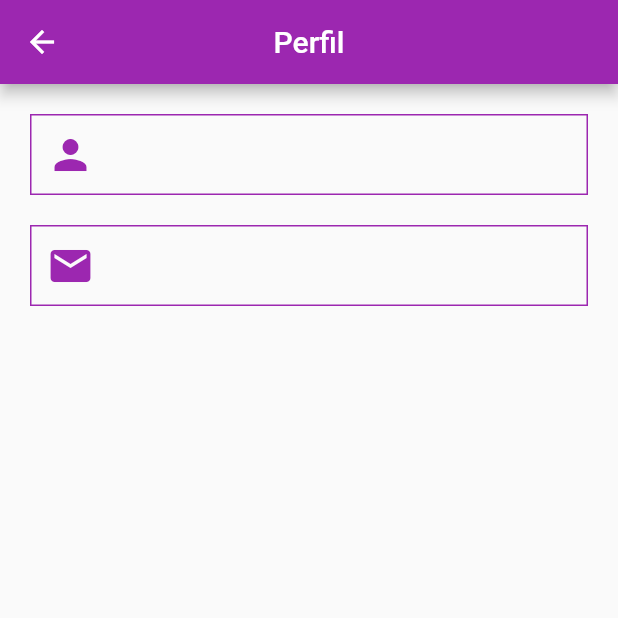
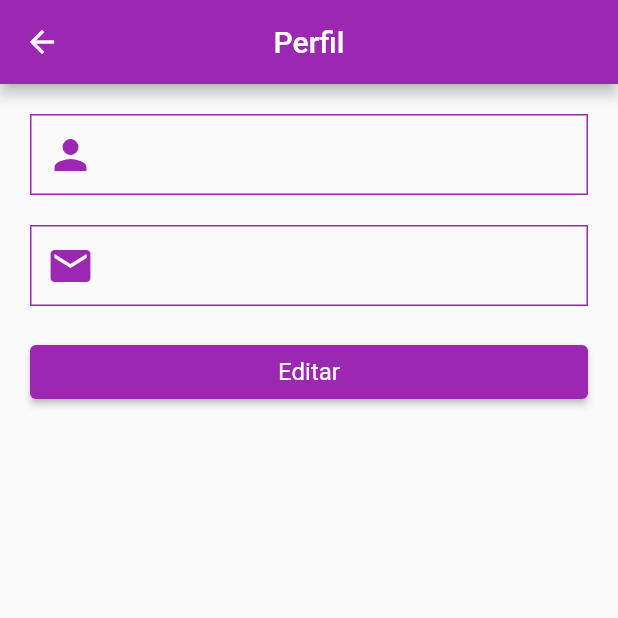
Before and after one commit to brunozupp/tasks_app_provider_consumer, a Flutter app: the UserDetailsPage screen opened by its route, on a phone screen of 412 x 824 dp, the top half of it. Run offline on Flutter 3.47's test engine with Material 2 defaults, Android fonts, the light colour scheme and no system bars; our stand-ins replace sqflite; missing offline and left inert: enum_to_string; accounts and stored records are empty.

Commit message:
Mecânica de edição das informações gerais do usuário completa

```diff
--- a/lib/pages/user/user_details_page.dart
+++ b/lib/pages/user/user_details_page.dart
@@ -4,6 +4,8 @@ import 'package:tasks_app_provider_consumer/controllers/user_controller.dart';
 import 'package:tasks_app_provider_consumer/models/user.dart';
 import 'package:tasks_app_provider_consumer/pages/user/components/label_component.dart';
 import 'package:tasks_app_provider_consumer/styles/colors_app.dart';
+import 'package:tasks_app_provider_consumer/utils/snackbar_utils.dart';
+import 'package:tasks_app_provider_consumer/widgets/buttons/button_primary_widget.dart';
 
 class UserDetailsPage extends StatelessWidget {
   const UserDetailsPage({ Key? key }) : super(key: key);
@@ -34,6 +36,13 @@ class UserDetailsPage extends StatelessWidget {
                   icon: Icons.email,
                   information: user.email
                 ),
+                const SizedBox(
+                  height: 20,
+                ),
+                ButtonPrimaryWidget(
+                  text: "Editar",
+                  onPressed: () => Navigator.of(context).pushNamed("/user/change-general-information", arguments: user),
+                ),
               ],
             );
           },
--- a/lib/routes/route_generator.dart
+++ b/lib/routes/route_generator.dart
@@ -1,5 +1,6 @@
 import 'package:flutter/material.dart';
 import 'package:tasks_app_provider_consumer/models/task.dart';
+import 'package:tasks_app_provider_consumer/models/user.dart';
 import 'package:tasks_app_provider_consumer/pages/dashboard/dashboard_page.dart';
 import 'package:tasks_app_provider_consumer/pages/default/error_page.dart';
 import 'package:tasks_app_provider_consumer/pages/default/not_found_page.dart';
@@ -10,6 +11,7 @@ import 'package:tasks_app_provider_consumer/pages/splash/splash_page.dart';
 import 'package:tasks_app_provider_consumer/pages/tasks/task_form_page.dart';
 import 'package:tasks_app_provider_consumer/pages/tasks/tasks_list_page.dart';
 import 'package:tasks_app_provider_consumer/pages/user/user_details_page.dart';
+import 'package:tasks_app_provider_consumer/pages/user/user_form_general_information_page.dart';
 
 abstract class RouteGenerator {
 
@@ -50,6 +52,16 @@ abstract class RouteGenerator {
       case "/user":
         return _goTo(const UserDetailsPage());
 
+      case "/user/change-general-information":
+
+        if(args == null || (args is User)) {
+          return _goTo(UserFormGeneralInformationPage(user: args as User));
+        }
+
+        return _goTo(
+          const ErrorPage(text: "Erro na passagem de parâmetros")
+        );
+
       default:
         return _goTo(const NotFoundPage());
     }
```
Also changed, not shown: lib/controllers/user_controller.dart (+15 -0 lines), lib/pages/user/user_form_general_information_page.dart (added, +76 -0 lines).
